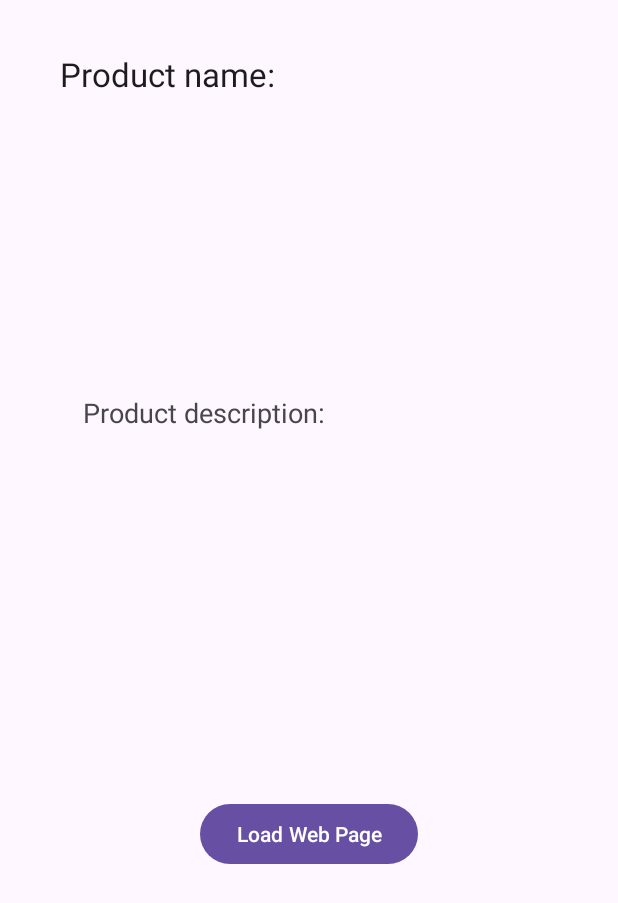
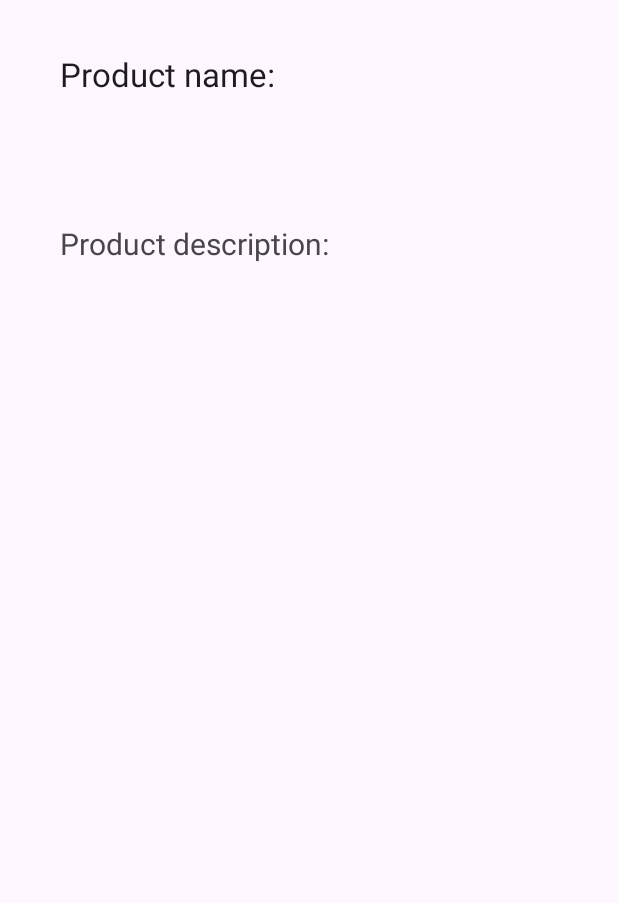
Before and after one commit to mohilcode/Test, an Android app: the layout activity_product_info.xml on its own in the app's theme, with its tools: preview values and no code run, on a phone screen of 412 x 824 dp. Shown: the top 903 px of the screen. Run offline under Robolectric (Android 15) with nearby library versions, the phone set to English and light mode, and no system bars.

Commit message:
Update activity_product_info.xml

```diff
--- a/app/src/main/res/layout/activity_product_info.xml
+++ b/app/src/main/res/layout/activity_product_info.xml
@@ -14,29 +14,8 @@
         android:visibility="gone"
         app:layout_constraintEnd_toEndOf="parent"
         app:layout_constraintStart_toStartOf="parent"
-        app:layout_constraintTop_toTopOf="parent" />
-
-    <Button
-        android:id="@+id/loadWebPageButton"
-        android:layout_width="wrap_content"
-        android:layout_height="wrap_content"
-        android:text="Load Web Page"
-        app:layout_constraintBottom_toBottomOf="parent"
-        app:layout_constraintEnd_toEndOf="parent"
-        app:layout_constraintStart_toStartOf="parent"
-        app:layout_constraintTop_toBottomOf="@+id/productDescriptionTextView" />
-
-
-    <WebView
-        android:id="@+id/webView"
-        android:layout_width="match_parent"
-        android:layout_height="0dp"
-        android:visibility="gone"
-        app:layout_constraintBottom_toBottomOf="parent"
-        app:layout_constraintEnd_toEndOf="parent"
-        app:layout_constraintStart_toStartOf="parent"
-        app:layout_constraintTop_toBottomOf="@+id/progressBar" />
-
+        app:layout_constraintTop_toBottomOf="@+id/productNameTextView"
+        app:layout_constraintBottom_toTopOf="@+id/productDescriptionTextView" />
 
 
     <TextView
@@ -58,12 +37,13 @@
         android:layout_height="wrap_content"
         android:text="Product description:"
         android:textAppearance="@style/TextAppearance.AppCompat.Medium"
+        android:textSize="20sp"
         app:layout_constraintBottom_toBottomOf="parent"
         app:layout_constraintEnd_toEndOf="parent"
-        app:layout_constraintHorizontal_bias="0.22"
+        app:layout_constraintHorizontal_bias="0.173"
         app:layout_constraintStart_toStartOf="parent"
         app:layout_constraintTop_toBottomOf="@+id/productNameTextView"
-        app:layout_constraintVertical_bias="0.27" />
+        app:layout_constraintVertical_bias="0.116" />
 
     <ImageView
         android:id="@+id/productImageView"
```
Lines whose indentation alone changed are shown as unchanged.
